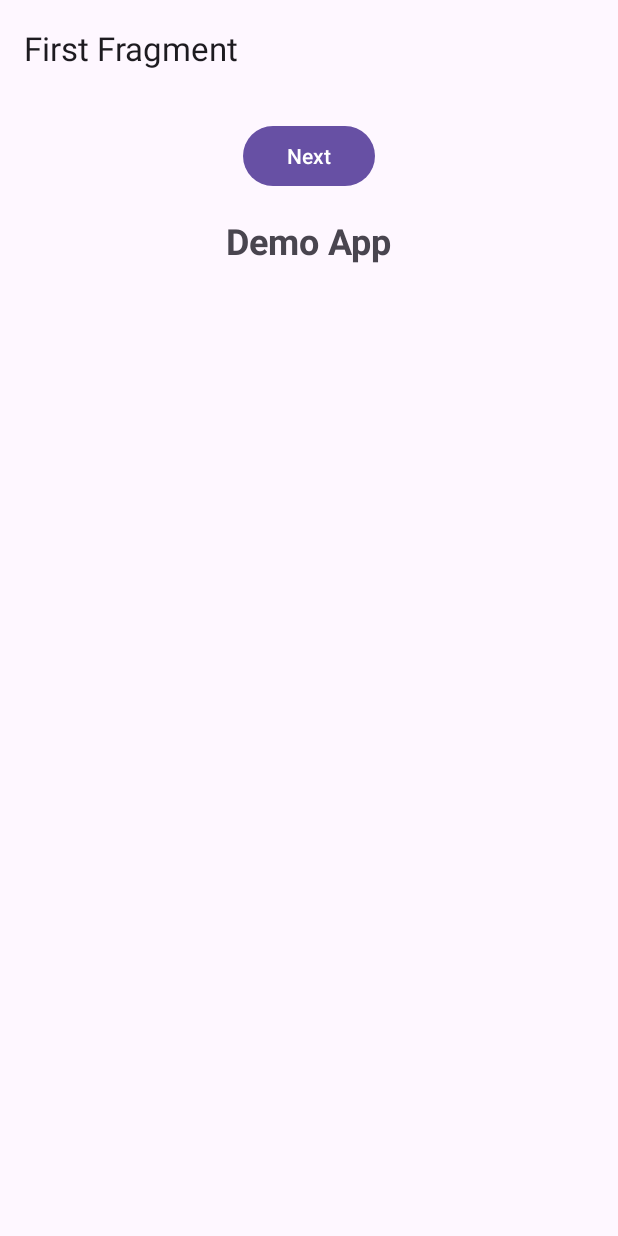
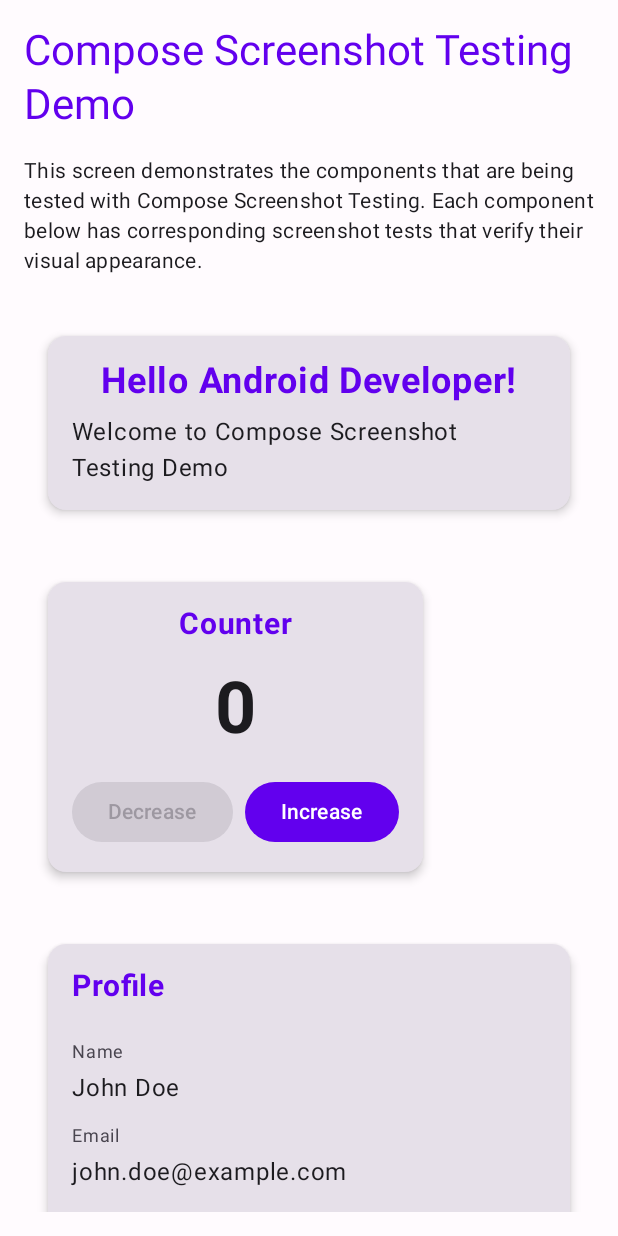
Before and after one commit to onuralpavci/Base-Demo-App, an Android app built with Jetpack Compose: the screen it shows after launch (MainActivity before the commit, ComposeDemoActivity after it), on a phone screen of 412 x 824 dp. Run offline under Robolectric (Android 15) with nearby library versions, the phone set to English and light mode, and no system bars.

Commit message:
Add Compose Screenshot Testing Demo
- Add Compose and screenshot testing dependencies
- Create sample composable components (GreetingCard, CounterCard, ProfileCard, SettingsCard)
- Implement comprehensive screenshot tests with multi-preview and theme variations
- Add ComposeDemoActivity as the main demo screen
- Set ComposeDemoActivity as the start activity
- Update README with detailed documentation and usage instructions
- Fix build issues and add missing resources

```diff
--- a/app/src/main/AndroidManifest.xml
+++ b/app/src/main/AndroidManifest.xml
@@ -15,6 +15,10 @@
         <activity
             android:name=".MainActivity"
             android:exported="true"
+            android:theme="@style/Theme.BaseDemoApp" />
+        <activity
+            android:name=".ComposeDemoActivity"
+            android:exported="true"
             android:theme="@style/Theme.BaseDemoApp" >
             <intent-filter>
                 <action android:name="android.intent.action.MAIN" />
--- /dev/null
+++ b/app/src/main/java/com/avciapps/basedemoapp/ComposeDemoActivity.kt
@@ -0,0 +1,99 @@
+package com.avciapps.basedemoapp
+
+import android.os.Bundle
+import androidx.activity.ComponentActivity
+import androidx.activity.compose.setContent
+import androidx.compose.foundation.layout.*
+import androidx.compose.foundation.rememberScrollState
+import androidx.compose.foundation.verticalScroll
+import androidx.compose.material3.*
+import androidx.compose.runtime.*
+import androidx.compose.ui.Modifier
+import androidx.compose.ui.unit.dp
+import com.avciapps.basedemoapp.ui.components.*
+import com.avciapps.basedemoapp.ui.theme.BaseDemoAppTheme
+
+/**
+ * Compose Demo Activity that showcases all the sample components
+ * This activity demonstrates the components that are being tested with screenshot testing
+ */
+class ComposeDemoActivity : ComponentActivity() {
+    override fun onCreate(savedInstanceState: Bundle?) {
+        super.onCreate(savedInstanceState)
+        setContent {
+            BaseDemoAppTheme {
+                Surface(
+                    modifier = Modifier.fillMaxSize(),
+                    color = MaterialTheme.colorScheme.background
+                ) {
+                    ComposeDemoScreen()
+                }
+            }
+        }
+    }
+}
+
+@Composable
+fun ComposeDemoScreen() {
+    Column(
+        modifier = Modifier
+            .fillMaxSize()
+            .padding(16.dp)
+            .verticalScroll(rememberScrollState())
+    ) {
+        Text(
+            text = "Compose Screenshot Testing Demo",
+            style = MaterialTheme.typography.headlineMedium,
+            color = MaterialTheme.colorScheme.primary
+        )
+
+        Spacer(modifier = Modifier.height(16.dp))
+
+        Text(
+            text = "This screen demonstrates the components that are being tested with Compose Screenshot Testing. " +
+                    "Each component below has corresponding screenshot tests that verify their visual appearance.",
+            style = MaterialTheme.typography.bodyMedium,
+            color = MaterialTheme.colorScheme.onSurface
+        )
+
+        Spacer(modifier = Modifier.height(24.dp))
+
+        // Display all components
+        GreetingCard(name = "Android Developer")
+
+        Spacer(modifier = Modifier.height(16.dp))
+
+        CounterCard()
+
+        Spacer(modifier = Modifier.height(16.dp))
+
+        ProfileCard(
+            name = "John Doe",
+            email = "john.doe@example.com",
+            role = "Android Developer"
+        )
+
+        Spacer(modifier = Modifier.height(16.dp))
+
+        SettingsCard()
+
+        Spacer(modifier = Modifier.height(32.dp))
+
+        Text(
+            text = "Screenshot Testing Instructions:",
+            style = MaterialTheme.typography.titleMedium,
+            color = MaterialTheme.colorScheme.primary
+        )
+
+        Spacer(modifier = Modifier.height(8.dp))
+
+        Text(
+            text = "1. Run './gradlew updateDebugScreenshotTest' to generate reference images\n" +
+                    "2. Make changes to components\n" +
+                    "3. Run './gradlew validateDebugScreenshotTest' to compare with references\n" +
+                    "4. Check the HTML report for visual differences",
+            style = MaterialTheme.typography.bodySmall,
+            color = MaterialTheme.colorScheme.onSurfaceVariant
+        )
+    }
+}
--- /dev/null
+++ b/app/src/main/java/com/avciapps/basedemoapp/ui/components/SampleComponents.kt
@@ -0,0 +1,236 @@
+package com.avciapps.basedemoapp.ui.components
+
+import androidx.compose.foundation.layout.*
+import androidx.compose.material3.*
+import androidx.compose.runtime.*
+import androidx.compose.ui.Alignment
+import androidx.compose.ui.Modifier
+import androidx.compose.ui.text.font.FontWeight
+import androidx.compose.ui.unit.dp
+import androidx.compose.ui.unit.sp
+
+/**
+ * A simple greeting card component that displays a welcome message
+ */
+@Composable
+fun GreetingCard(
+    name: String,
+    modifier: Modifier = Modifier
+) {
+    Card(
+        modifier = modifier.padding(16.dp),
+        elevation = CardDefaults.cardElevation(defaultElevation = 4.dp)
+    ) {
+        Column(
+            modifier = Modifier.padding(16.dp),
+            horizontalAlignment = Alignment.CenterHorizontally
+        ) {
+            Text(
+                text = "Hello $name!",
+                fontSize = 24.sp,
+                fontWeight = FontWeight.Bold,
+                color = MaterialTheme.colorScheme.primary
+            )
+            Spacer(modifier = Modifier.height(8.dp))
+            Text(
+                text = "Welcome to Compose Screenshot Testing Demo",
+                fontSize = 16.sp,
+                color = MaterialTheme.colorScheme.onSurface
+            )
+        }
+    }
+}
+
+/**
+ * A counter component with increment/decrement buttons
+ */
+@Composable
+fun CounterCard(
+    modifier: Modifier = Modifier
+) {
+    var count by remember { mutableStateOf(0) }
+
+    Card(
+        modifier = modifier.padding(16.dp),
+        elevation = CardDefaults.cardElevation(defaultElevation = 4.dp)
+    ) {
+        Column(
+            modifier = Modifier.padding(16.dp),
+            horizontalAlignment = Alignment.CenterHorizontally
+        ) {
+            Text(
+                text = "Counter",
+                fontSize = 20.sp,
+                fontWeight = FontWeight.Bold,
+                color = MaterialTheme.colorScheme.primary
+            )
+            Spacer(modifier = Modifier.height(16.dp))
+            Text(
+                text = count.toString(),
+                fontSize = 48.sp,
+                fontWeight = FontWeight.Bold,
+                color = MaterialTheme.colorScheme.onSurface
+            )
+            Spacer(modifier = Modifier.height(16.dp))
+            Row(
+                horizontalArrangement = Arrangement.spacedBy(8.dp)
+            ) {
+                Button(
+                    onClick = { count-- },
+                    enabled = count > 0
+                ) {
+                    Text("Decrease")
+                }
+                Button(
+                    onClick = { count++ }
+                ) {
+                    Text("Increase")
+                }
+            }
+        }
+    }
+}
+
+/**
+ * A profile card component with user information
+ */
+@Composable
+fun ProfileCard(
+    name: String,
+    email: String,
+    role: String,
+    modifier: Modifier = Modifier
+) {
+    Card(
+        modifier = modifier.padding(16.dp),
+        elevation = CardDefaults.cardElevation(defaultElevation = 4.dp)
+    ) {
+        Column(
+            modifier = Modifier.padding(16.dp)
+        ) {
+            Text(
+                text = "Profile",
+                fontSize = 20.sp,
+                fontWeight = FontWeight.Bold,
+                color = MaterialTheme.colorScheme.primary
+            )
+            Spacer(modifier = Modifier.height(16.dp))
+
+            ProfileField(label = "Name", value = name)
+            ProfileField(label = "Email", value = email)
+            ProfileField(label = "Role", value = role)
+
+            Spacer(modifier = Modifier.height(16.dp))
+            Button(
+                onClick = { /* Handle edit */ },
+                modifier = Modifier.fillMaxWidth()
+            ) {
+                Text("Edit Profile")
+            }
+        }
+    }
+}
+
+@Composable
+private fun ProfileField(
+    label: String,
+    value: String,
+    modifier: Modifier = Modifier
+) {
+    Column(modifier = modifier.padding(vertical = 4.dp)) {
+        Text(
+            text = label,
+            fontSize = 12.sp,
+            color = MaterialTheme.colorScheme.onSurfaceVariant
+        )
+        Text(
+            text = value,
+            fontSize = 16.sp,
+            color = MaterialTheme.colorScheme.onSurface
+        )
+    }
+}
+
+/**
+ * A settings card with toggle switches
+ */
+@Composable
+fun SettingsCard(
+    modifier: Modifier = Modifier
+) {
+    var notificationsEnabled by remember { mutableStateOf(true) }
+    var darkModeEnabled by remember { mutableStateOf(false) }
+    var autoSaveEnabled by remember { mutableStateOf(true) }
+
+    Card(
+        modifier = modifier.padding(16.dp),
+        elevation = CardDefaults.cardElevation(defaultElevation = 4.dp)
+    ) {
+        Column(
+            modifier = Modifier.padding(16.dp)
+        ) {
+            Text(
+                text = "Settings",
+                fontSize = 20.sp,
+                fontWeight = FontWeight.Bold,
+                color = MaterialTheme.colorScheme.primary
+            )
+            Spacer(modifier = Modifier.height(16.dp))
+
+            SettingsRow(
+                title = "Notifications",
+                subtitle = "Receive push notifications",
+                checked = notificationsEnabled,
+                onCheckedChange = { notificationsEnabled = it }
+            )
+
+            SettingsRow(
+                title = "Dark Mode",
+                subtitle = "Use dark theme",
+                checked = darkModeEnabled,
+                onCheckedChange = { darkModeEnabled = it }
+            )
+
+            SettingsRow(
+                title = "Auto Save",
+                subtitle = "Automatically save changes",
+                checked = autoSaveEnabled,
+                onCheckedChange = { autoSaveEnabled = it }
+            )
+        }
+    }
+}
+
+@Composable
+private fun SettingsRow(
+    title: String,
+    subtitle: String,
+    checked: Boolean,
+    onCheckedChange: (Boolean) -> Unit,
+    modifier: Modifier = Modifier
+) {
+    Row(
+        modifier = modifier
+            .fillMaxWidth()
+            .padding(vertical = 8.dp),
+        horizontalArrangement = Arrangement.SpaceBetween,
+        verticalAlignment = Alignment.CenterVertically
+    ) {
+        Column(modifier = Modifier.weight(1f)) {
+            Text(
+                text = title,
+                fontSize = 16.sp,
+                color = MaterialTheme.colorScheme.onSurface
+            )
+            Text(
+                text = subtitle,
+                fontSize = 14.sp,
+                color = MaterialTheme.colorScheme.onSurfaceVariant
+            )
+        }
+        Switch(
+            checked = checked,
+            onCheckedChange = onCheckedChange
+        )
+    }
+}
--- /dev/null
+++ b/app/src/main/java/com/avciapps/basedemoapp/ui/theme/Theme.kt
@@ -0,0 +1,46 @@
+package com.avciapps.basedemoapp.ui.theme
+
+import androidx.compose.material3.MaterialTheme
+import androidx.compose.material3.lightColorScheme
+import androidx.compose.material3.darkColorScheme
+import androidx.compose.runtime.Composable
+import androidx.compose.ui.graphics.Color
+
+private val LightColorScheme = lightColorScheme(
+    primary = Color(0xFF6200EE),
+    secondary = Color(0xFF03DAC6),
+    tertiary = Color(0xFF3700B3),
+    background = Color(0xFFFFFBFE),
+    surface = Color(0xFFFFFBFE),
+    onPrimary = Color.White,
+    onSecondary = Color.Black,
+    onTertiary = Color.White,
+    onBackground = Color(0xFF1C1B1F),
+    onSurface = Color(0xFF1C1B1F),
+)
+
+private val DarkColorScheme = darkColorScheme(
+    primary = Color(0xFFD0BCFF),
+    secondary = Color(0xFFCCC2DC),
+    tertiary = Color(0xFFEFB8C8),
+    background = Color(0xFF141218),
+    surface = Color(0xFF141218),
+    onPrimary = Color(0xFF381E72),
+    onSecondary = Color(0xFF332D41),
+    onTertiary = Color(0xFF492532),
+    onBackground = Color(0xFFE6E1E5),
+    onSurface = Color(0xFFE6E1E5),
+)
+
+@Composable
+fun BaseDemoAppTheme(
+    darkTheme: Boolean = false,
+    content: @Composable () -> Unit
+) {
+    val colorScheme = if (darkTheme) DarkColorScheme else LightColorScheme
+
+    MaterialTheme(
+        colorScheme = colorScheme,
+        content = content
+    )
+}
--- a/app/src/main/res/values/dimens.xml
+++ b/app/src/main/res/values/dimens.xml
@@ -1,3 +1,4 @@
 <resources>
     <!-- Add custom dimensions here -->
+    <dimen name="fab_margin">16dp</dimen>
 </resources>
--- a/gradle.properties
+++ b/gradle.properties
@@ -21,3 +21,5 @@ kotlin.code.style=official
 # resources declared in the library itself and none from the library's dependencies,
 # thereby reducing the size of the R class for that library
 android.nonTransitiveRClass=true
+# Enable Compose Screenshot Testing
+android.experimental.enableScreenshotTest=true
```
Also changed, not shown: app/build.gradle.kts (+23 -0 lines), app/src/main/java/com/avciapps/basedemoapp/MainActivity.kt (+22 -0 lines), app/src/main/res/layout/activity_main.xml (+9 -0 lines), gradle/libs.versions.toml (+16 -0 lines), 2 other files.
